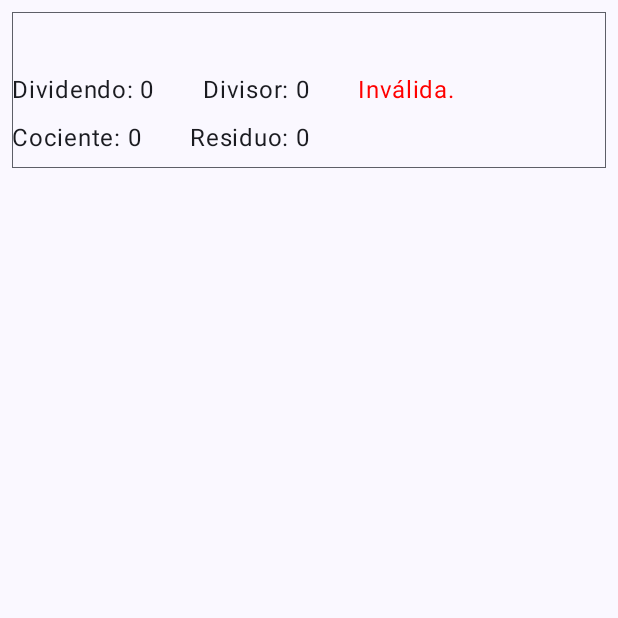
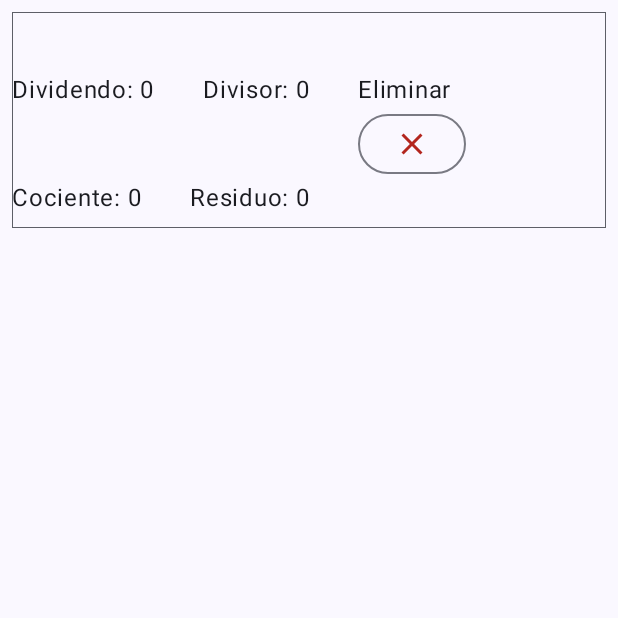
Before and after one commit to JaSsT20/levid_p1_ap2, an Android app built with Jetpack Compose: the composable ContenedorItems shown on its own in the app's theme, on a phone screen of 412 x 824 dp, the top half of it. Run offline under Robolectric (Android 15) with nearby library versions, the phone set to English and light mode, and no system bars; our stand-ins replace Room's generated code.

Commit message:
Agregando eliminar en el DivisionScreen

```diff
--- a/app/src/main/java/com/levid/levid_p1_ap2/ui/division/DivisionScreen.kt
+++ b/app/src/main/java/com/levid/levid_p1_ap2/ui/division/DivisionScreen.kt
@@ -15,6 +15,7 @@ import androidx.compose.foundation.lazy.items
 import androidx.compose.foundation.text.KeyboardOptions
 import androidx.compose.material.icons.Icons
 import androidx.compose.material.icons.filled.Add
+import androidx.compose.material.icons.filled.Close
 import androidx.compose.material.icons.filled.Info
 import androidx.compose.material3.ExperimentalMaterial3Api
 import androidx.compose.material3.Icon
@@ -75,7 +76,16 @@ fun DivisionScreen(
         MostrarListaDivisiones(listaDivisiones, viewModel)
     }
 }
-
+@Composable
+fun EliminarButton(viewModel: DivisionViewModel, division: Division){
+    OutlinedButton(onClick = { viewModel.eliminar(division)}) {
+        Icon(
+            imageVector = Icons.Filled.Close,
+            contentDescription = "Eliminar icon",
+            tint = MaterialTheme.colorScheme.error
+        )
+    }
+}
 @Composable
 fun GuardarButton(viewModel: DivisionViewModel) {
     OutlinedButton(
@@ -115,11 +125,11 @@ fun ContenedorItems(division: Division, viewModel: DivisionViewModel){
             Text("Divisor: ${division.divisor}")
             Spacer(modifier = Modifier.padding(16.dp))
             Column {
-                if(viewModel.verificarDivision(division)){
-                    Text(text = "Válida.", color = Color.Green)
+                Row {
+                    Text(text = "Eliminar")
                 }
-                else{
-                    Text("Inválida.", color = Color.Red)
+                Row{
+                    EliminarButton(viewModel = viewModel, division = division)
                 }
             }
         }
```
